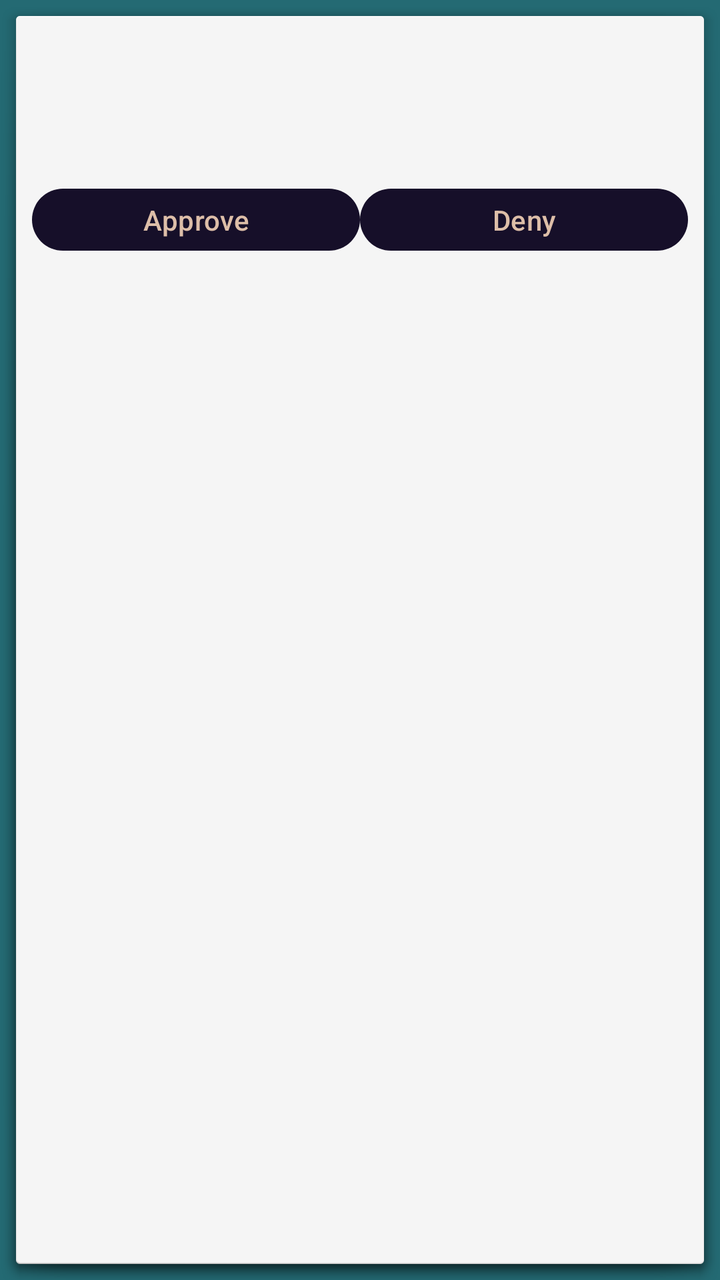
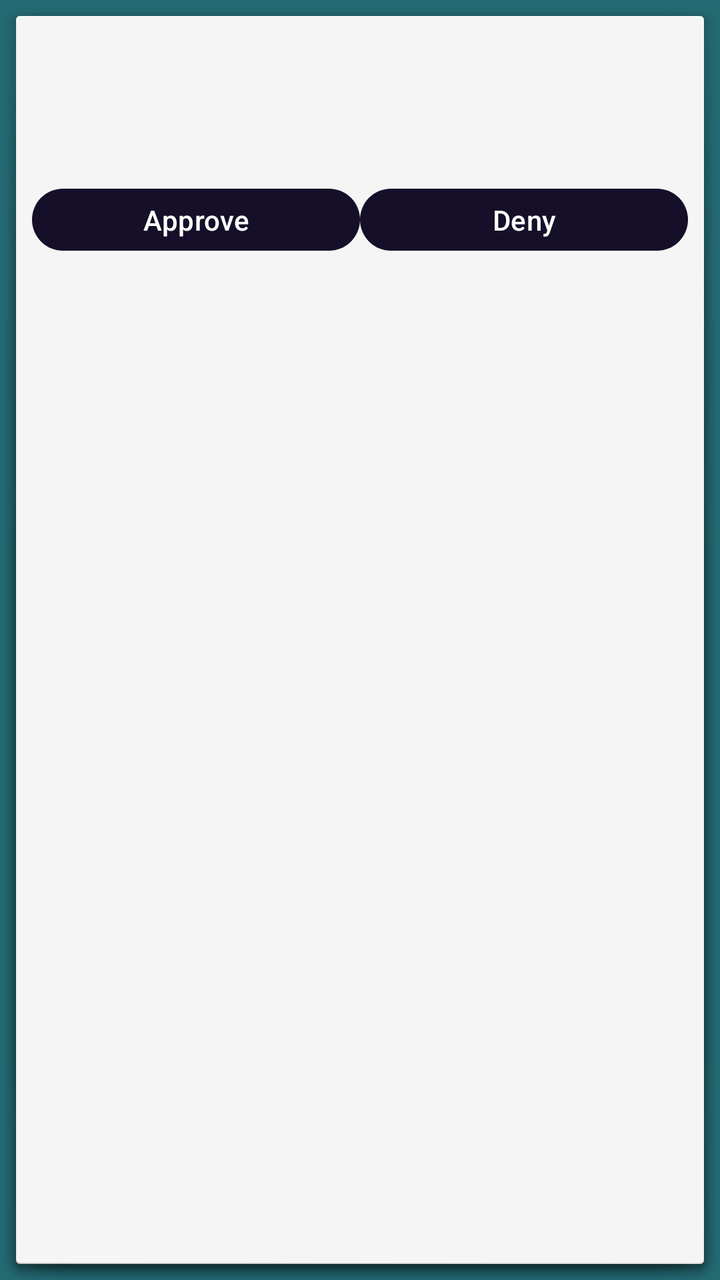

Compare the two renders of this Android layout. The source of the first and the diff that turns it into the second are given below.
<!-- AndroidManifest.xml: application theme Theme.ReadersRally -->
<!-- res/layout/item_join_request_card.xml -->
<?xml version="1.0" encoding="utf-8"?>
<LinearLayout
    xmlns:android="http://schemas.android.com/apk/res/android"
    android:layout_width="match_parent"
    android:layout_height="wrap_content"
    android:orientation="vertical"
    android:padding="16dp"
    android:background="@android:drawable/dialog_holo_light_frame"
    android:layout_marginBottom="8dp">

    <TextView
        android:id="@+id/requestGroupNameText"
        android:layout_width="wrap_content"
        android:layout_height="wrap_content"
        android:textSize="18sp"
        android:textStyle="bold" />

    <TextView
        android:id="@+id/requestUserText"
        android:layout_width="wrap_content"
        android:layout_height="wrap_content"
        android:textSize="14sp" />

    <TextView
        android:id="@+id/requestMessageText"
        android:layout_width="wrap_content"
        android:layout_height="wrap_content"
        android:textSize="14sp"
        android:layout_marginTop="4dp" />

    <LinearLayout
        android:layout_width="match_parent"
        android:layout_height="wrap_content"
        android:orientation="horizontal"
        android:layout_marginTop="8dp">

        <Button
            android:id="@+id/approveButton"
            android:layout_width="0dp"
            android:layout_height="wrap_content"
            android:layout_weight="1"
            android:text="Approve" />

        <Button
            android:id="@+id/denyButton"
            android:layout_width="0dp"
            android:layout_height="wrap_content"
            android:layout_weight="1"
            android:text="Deny" />

    </LinearLayout>

</LinearLayout>
<!-- resources referenced by this layout -->
<resources>
  <style name="Theme.ReadersRally" parent="Base.Theme.ReadersRally" />
  <style name="Base.Theme.ReadersRally" parent="Theme.Material3.DayNight.NoActionBar">
          
          
          <item name="android:textColor">@color/beige</item> 
          <item name="android:windowBackground">@color/dark_teal</item> 
          <item name="colorSurface">@color/light_teal</item> 
          <item name="materialButtonStyle">@style/Widget.AppCompat.Button</item> 
  
      </style>
  <color name="beige">#F3DFC1</color>
  <color name="dark_teal">#246A73</color>
  <color name="light_teal">#368F8B</color>
  <style name="Widget.AppCompat.Button" parent="Widget.Material3.Button">
          <item name="backgroundTint">@color/dark_violet</item>
          <item name="android:textColor">@color/dark_beige</item>
          <item name="android:gravity">center</item>
      </style>
  <color name="dark_violet">#160F29</color>
  <color name="dark_beige">#DDBEA8</color>
</resources>

<!-- the commit's change to res/layout/item_join_request_card.xml (unified diff, before → after) -->
@@ -9,6 +9,7 @@
     android:layout_marginBottom="8dp">
 
     <TextView
+        android:textColor="#000000"
         android:id="@+id/requestGroupNameText"
         android:layout_width="wrap_content"
         android:layout_height="wrap_content"
@@ -16,12 +17,14 @@
         android:textStyle="bold" />
 
     <TextView
+        android:textColor="#000000"
         android:id="@+id/requestUserText"
         android:layout_width="wrap_content"
         android:layout_height="wrap_content"
         android:textSize="14sp" />
 
     <TextView
+        android:textColor="#000000"
         android:id="@+id/requestMessageText"
         android:layout_width="wrap_content"
         android:layout_height="wrap_content"
@@ -35,6 +38,7 @@
         android:layout_marginTop="8dp">
 
         <Button
+        android:textColor="#FFFFFF"
             android:id="@+id/approveButton"
             android:layout_width="0dp"
             android:layout_height="wrap_content"
@@ -42,6 +46,7 @@
             android:text="Approve" />
 
         <Button
+        android:textColor="#FFFFFF"
             android:id="@+id/denyButton"
             android:layout_width="0dp"
             android:layout_height="wrap_content"
